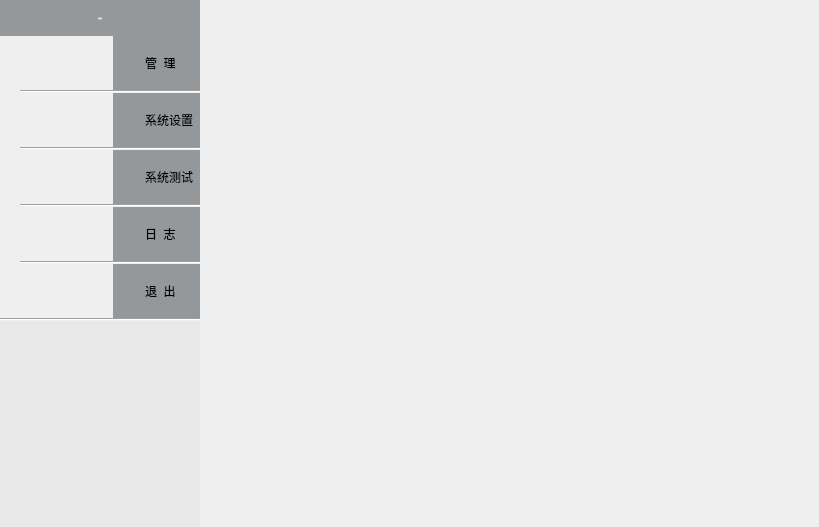
Before: the Qt Designer form Demo/demenuwidget.ui in 13438120136/XDemo, drawn with Qt 5.
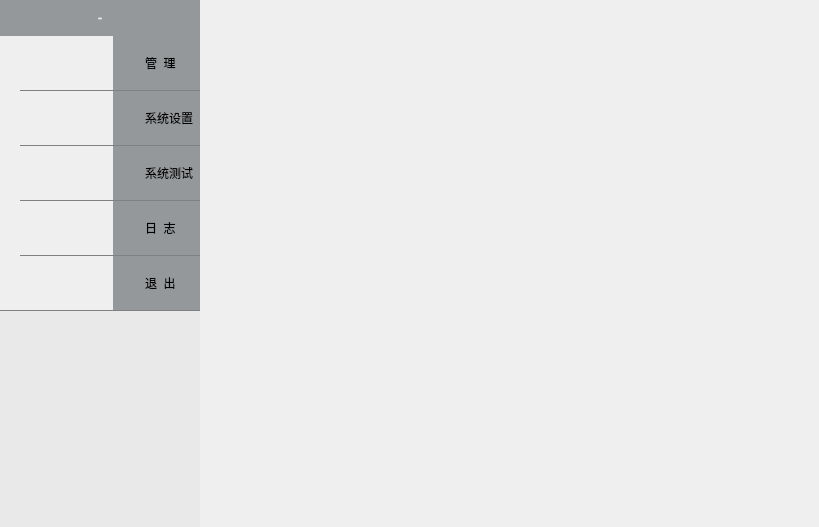
After: the same form once the commit is applied. Icons and pictures are not drawn.

```diff
--- a/Demo/demenuwidget.ui
+++ b/Demo/demenuwidget.ui
@@ -84,6 +84,11 @@
            </property>
            <item row="5" column="0">
             <widget class="Line" name="line_5">
+             <property name="styleSheet">
+              <string notr="true">border:none;
+background-color: gray;
+max-height:1px;</string>
+             </property>
              <property name="orientation">
               <enum>Qt::Horizontal</enum>
              </property>
@@ -91,6 +96,11 @@
            </item>
            <item row="3" column="0">
             <widget class="Line" name="line_4">
+             <property name="styleSheet">
+              <string notr="true">border:none;
+background-color: gray;
+max-height:1px;</string>
+             </property>
              <property name="orientation">
               <enum>Qt::Horizontal</enum>
              </property>
@@ -98,6 +108,11 @@
            </item>
            <item row="1" column="0">
             <widget class="Line" name="line_3">
+             <property name="styleSheet">
+              <string notr="true">border:none;
+background-color: gray;
+max-height:1px;</string>
+             </property>
              <property name="orientation">
               <enum>Qt::Horizontal</enum>
              </property>
@@ -105,6 +120,11 @@
            </item>
            <item row="7" column="0">
             <widget class="Line" name="line_6">
+             <property name="styleSheet">
+              <string notr="true">border:none;
+background-color: gray;
+max-height:1px;</string>
+             </property>
              <property name="orientation">
               <enum>Qt::Horizontal</enum>
              </property>
@@ -250,6 +270,11 @@
         </item>
         <item row="2" column="0">
          <widget class="Line" name="line">
+          <property name="styleSheet">
+           <string notr="true">border:none;
+background-color: gray;
+max-height:1px;</string>
+          </property>
           <property name="orientation">
            <enum>Qt::Horizontal</enum>
           </property>
```
